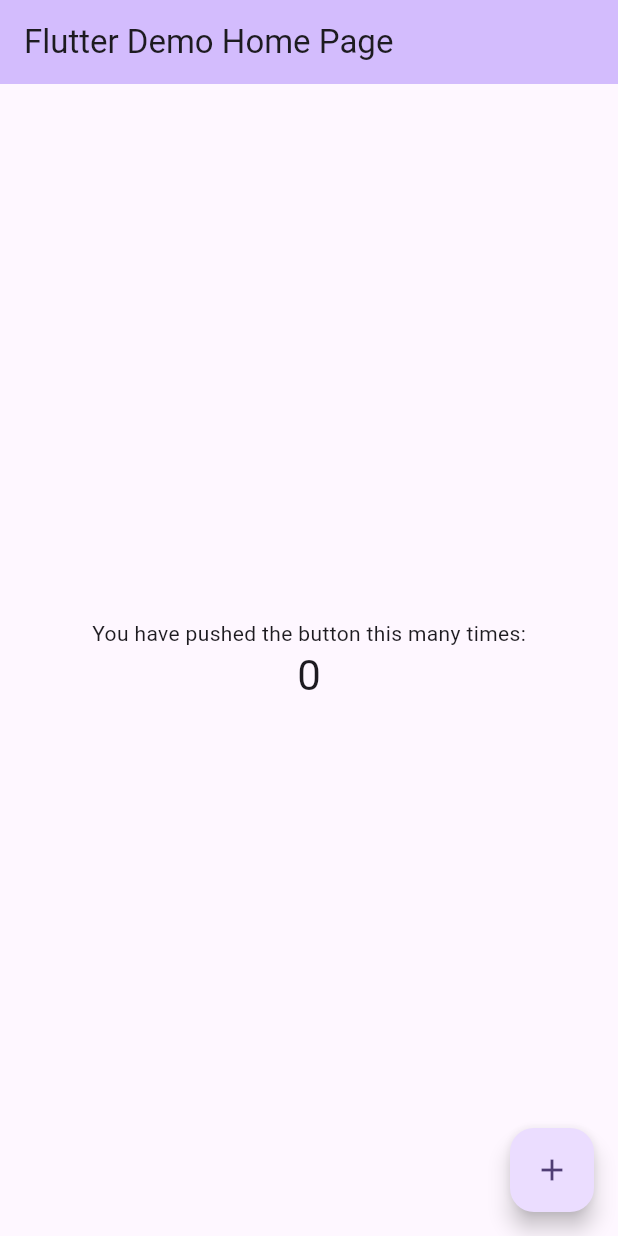
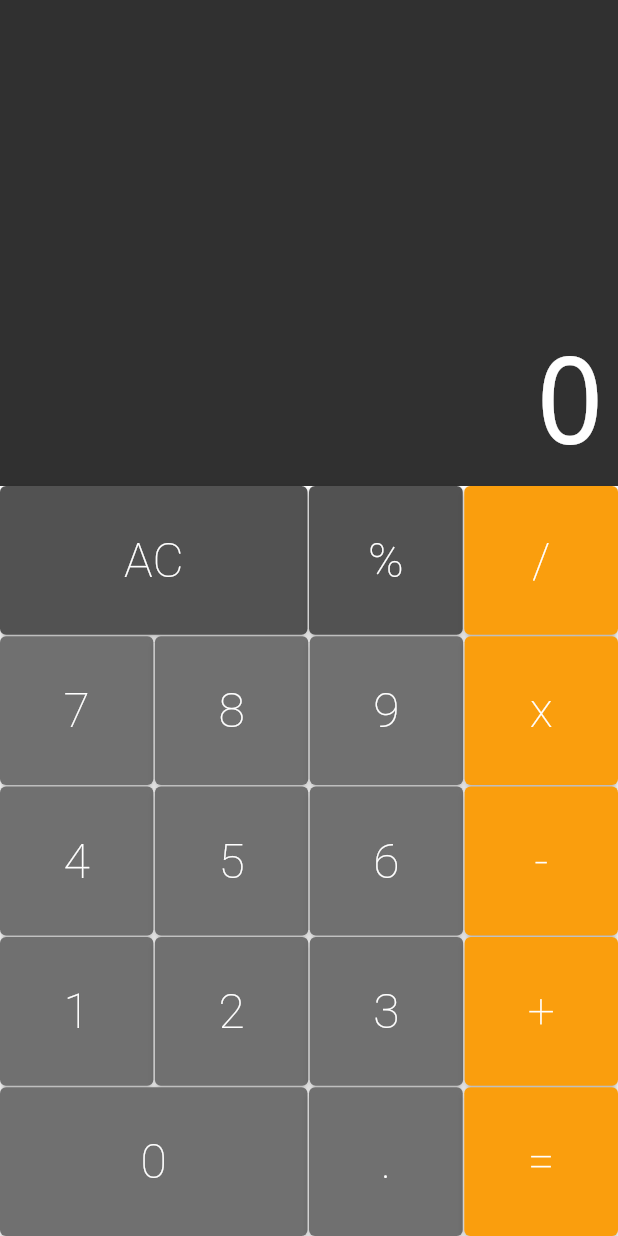
Before and after one commit to victorb132/calculator, a Flutter app: the screen it shows after launch, on a phone screen of 412 x 824 dp. Run offline on Flutter 3.47's test engine with Material 2 defaults, Android fonts, the phone set to English and light mode, and no system bars; drawn by our look-alikes of auto_size_text.

Commit message:
feat/calculator-finished

```diff
--- /dev/null
+++ b/lib/components/button.dart
@@ -0,0 +1,57 @@
+import 'package:flutter/material.dart';
+
+class Button extends StatelessWidget {
+  static const darkColor = Color.fromRGBO(82, 82, 82, 1);
+  static const defaultColor = Color.fromRGBO(112, 112, 112, 1);
+  static const operationColor = Color.fromRGBO(250, 158, 13, 1);
+
+  final String text;
+  final bool big;
+  final Color color;
+  final void Function(String) callback;
+
+  const Button({
+    super.key,
+    required this.text,
+    this.big = false,
+    this.color = defaultColor,
+    required this.callback,
+  });
+
+  const Button.big({
+    super.key,
+    required this.text,
+    this.big = true,
+    this.color = defaultColor,
+    required this.callback,
+  });
+
+  const Button.operation({
+    super.key,
+    required this.text,
+    this.big = false,
+    this.color = operationColor,
+    required this.callback,
+  });
+
+  @override
+  Widget build(BuildContext context) {
+    return Expanded(
+      flex: big ? 2 : 1,
+      child: ElevatedButton(
+        style: ElevatedButton.styleFrom(
+          backgroundColor: color,
+        ),
+        onPressed: () => callback(text),
+        child: Text(
+          text,
+          style: const TextStyle(
+            color: Colors.white,
+            fontSize: 32,
+            fontWeight: FontWeight.w200,
+          ),
+        ),
+      ),
+    );
+  }
+}
--- /dev/null
+++ b/lib/components/button_row.dart
@@ -0,0 +1,24 @@
+import 'package:calculator/components/button.dart';
+import 'package:flutter/material.dart';
+
+class ButtonRow extends StatelessWidget {
+  final List<Button> buttons;
+
+  const ButtonRow({super.key, required this.buttons});
+
+  @override
+  Widget build(BuildContext context) {
+    return Expanded(
+      flex: 1,
+      child: Row(
+        crossAxisAlignment: CrossAxisAlignment.stretch,
+        children: buttons.fold(<Widget>[], (previousValue, element) {
+          previousValue.isEmpty
+              ? previousValue.add(element)
+              : previousValue.addAll([const SizedBox(width: 1), element]);
+          return previousValue;
+        }),
+      ),
+    );
+  }
+}
--- /dev/null
+++ b/lib/components/display.dart
@@ -0,0 +1,43 @@
+import 'package:auto_size_text/auto_size_text.dart';
+import 'package:flutter/material.dart';
+
+class Display extends StatelessWidget {
+  final String text;
+
+  const Display({
+    super.key,
+    required this.text,
+  });
+
+  @override
+  Widget build(BuildContext context) {
+    return Expanded(
+      flex: 1,
+      child: Container(
+        color: const Color.fromRGBO(48, 48, 48, 1),
+        child: Column(
+          crossAxisAlignment: CrossAxisAlignment.stretch,
+          mainAxisAlignment: MainAxisAlignment.end,
+          children: [
+            Padding(
+              padding: const EdgeInsets.all(8.0),
+              child: AutoSizeText(
+                text,
+                minFontSize: 20,
+                maxFontSize: 80,
+                maxLines: 1,
+                textAlign: TextAlign.end,
+                style: const TextStyle(
+                  fontWeight: FontWeight.w100,
+                  decoration: TextDecoration.none,
+                  fontSize: 80,
+                  color: Colors.white,
+                ),
+              ),
+            ),
+          ],
+        ),
+      ),
+    );
+  }
+}
--- /dev/null
+++ b/lib/components/keyboard.dart
@@ -0,0 +1,55 @@
+import 'package:calculator/components/button.dart';
+import 'package:calculator/components/button_row.dart';
+import 'package:flutter/material.dart';
+
+class Keyboard extends StatelessWidget {
+  final void Function(String) callback;
+
+  const Keyboard({
+    super.key,
+    required this.callback,
+  });
+
+  @override
+  Widget build(BuildContext context) {
+    return Container(
+        height: 500,
+        child: Column(
+          children: [
+            ButtonRow(buttons: [
+              Button.big(
+                  text: 'AC', color: Button.darkColor, callback: callback),
+              Button(text: '%', color: Button.darkColor, callback: callback),
+              Button.operation(text: '/', callback: callback),
+            ]),
+            const SizedBox(height: 1),
+            ButtonRow(buttons: [
+              Button(text: '7', callback: callback),
+              Button(text: '8', callback: callback),
+              Button(text: '9', callback: callback),
+              Button.operation(text: 'x', callback: callback),
+            ]),
+            const SizedBox(height: 1),
+            ButtonRow(buttons: [
+              Button(text: '4', callback: callback),
+              Button(text: '5', callback: callback),
+              Button(text: '6', callback: callback),
+              Button.operation(text: '-', callback: callback),
+            ]),
+            const SizedBox(height: 1),
+            ButtonRow(buttons: [
+              Button(text: '1', callback: callback),
+              Button(text: '2', callback: callback),
+              Button(text: '3', callback: callback),
+              Button.operation(text: '+', callback: callback),
+            ]),
+            const SizedBox(height: 1),
+            ButtonRow(buttons: [
+              Button.big(text: '0', callback: callback),
+              Button(text: '.', callback: callback),
+              Button.operation(text: '=', callback: callback),
+            ]),
+          ],
+        ));
+  }
+}
--- a/lib/main.dart
+++ b/lib/main.dart
@@ -1,125 +1,6 @@
+import 'package:calculator/screens/calculator_app.dart';
 import 'package:flutter/material.dart';
 
 void main() {
-  runApp(const MyApp());
+  runApp(const CalculatorApp());
 }
-
-class MyApp extends StatelessWidget {
-  const MyApp({super.key});
-
-  // This widget is the root of your application.
-  @override
-  Widget build(BuildContext context) {
-    return MaterialApp(
-      title: 'Flutter Demo',
-      theme: ThemeData(
-        // This is the theme of your application.
-        //
-        // TRY THIS: Try running your application with "flutter run". You'll see
-        // the application has a blue toolbar. Then, without quitting the app,
-        // try changing the seedColor in the colorScheme below to Colors.green
-        // and then invoke "hot reload" (save your changes or press the "hot
-        // reload" button in a Flutter-supported IDE, or press "r" if you used
-        // the command line to start the app).
-        //
-        // Notice that the counter didn't reset back to zero; the application
-        // state is not lost during the reload. To reset the state, use hot
-        // restart instead.
-        //
-        // This works for code too, not just values: Most code changes can be
-        // tested with just a hot reload.
-        colorScheme: ColorScheme.fromSeed(seedColor: Colors.deepPurple),
-        useMaterial3: true,
-      ),
-      home: const MyHomePage(title: 'Flutter Demo Home Page'),
-    );
-  }
-}
-
-class MyHomePage extends StatefulWidget {
-  const MyHomePage({super.key, required this.title});
-
-  // This widget is the home page of your application. It is stateful, meaning
-  // that it has a State object (defined below) that contains fields that affect
-  // how it looks.
-
-  // This class is the configuration for the state. It holds the values (in this
-  // case the title) provided by the parent (in this case the App widget) and
-  // used by the build method of the State. Fields in a Widget subclass are
-  // always marked "final".
-
-  final String title;
-
-  @override
-  State<MyHomePage> createState() => _MyHomePageState();
-}
-
-class _MyHomePageState extends State<MyHomePage> {
-  int _counter = 0;
-
-  void _incrementCounter() {
-    setState(() {
-      // This call to setState tells the Flutter framework that something has
-      // changed in this State, which causes it to rerun the build method below
-      // so that the display can reflect the updated values. If we changed
-      // _counter without calling setState(), then the build method would not be
-      // called again, and so nothing would appear to happen.
-      _counter++;
-    });
-  }
-
-  @override
-  Widget build(BuildContext context) {
-    // This method is rerun every time setState is called, for instance as done
-    // by the _incrementCounter method above.
-    //
-    // The Flutter framework has been optimized to make rerunning build methods
-    // fast, so that you can just rebuild anything that needs updating rather
-    // than having to individually change instances of widgets.
-    return Scaffold(
-      appBar: AppBar(
-        // TRY THIS: Try changing the color here to a specific color (to
-        // Colors.amber, perhaps?) and trigger a hot reload to see the AppBar
-        // change color while the other colors stay the same.
-        backgroundColor: Theme.of(context).colorScheme.inversePrimary,
-        // Here we take the value from the MyHomePage object that was created by
-        // the App.build method, and use it to set our appbar title.
-        title: Text(widget.title),
-      ),
-      body: Center(
-        // Center is a layout widget. It takes a single child and positions it
-        // in the middle of the parent.
-        child: Column(
-          // Column is also a layout widget. It takes a list of children and
-          // arranges them vertically. By default, it sizes itself to fit its
-          // children horizontally, and tries to be as tall as its parent.
-          //
-          // Column has various properties to control how it sizes itself and
-          // how it positions its children. Here we use mainAxisAlignment to
-          // center the children vertically; the main axis here is the vertical
-          // axis because Columns are vertical (the cross axis would be
-          // horizontal).
-          //
-          // TRY THIS: Invoke "debug painting" (choose the "Toggle Debug Paint"
-          // action in the IDE, or press "p" in the console), to see the
-          // wireframe for each widget.
-          mainAxisAlignment: MainAxisAlignment.center,
-          children: <Widget>[
-            const Text(
-              'You have pushed the button this many times:',
-            ),
-            Text(
-              '$_counter',
-              style: Theme.of(context).textTheme.headlineMedium,
-            ),
-          ],
-        ),
-      ),
-      floatingActionButton: FloatingActionButton(
-        onPressed: _incrementCounter,
-        tooltip: 'Increment',
-        child: const Icon(Icons.add),
-      ), // This trailing comma makes auto-formatting nicer for build methods.
-    );
-  }
-}
--- /dev/null
+++ b/lib/screens/calculator_app.dart
@@ -0,0 +1,42 @@
+import 'package:calculator/components/display.dart';
+import 'package:calculator/components/keyboard.dart';
+import 'package:calculator/models/memory.dart';
+import 'package:flutter/material.dart';
+import 'package:flutter/services.dart';
+
+class CalculatorApp extends StatefulWidget {
+  const CalculatorApp({super.key});
+
+  @override
+  State<CalculatorApp> createState() => _CalculatorAppState();
+}
+
+class _CalculatorAppState extends State<CalculatorApp> {
+  final Memory memory = Memory();
+
+  _onPressed(String command) {
+    setState(() {
+      memory.applyCommand(command);
+    });
+  }
+
+  @override
+  Widget build(BuildContext context) {
+    SystemChrome.setPreferredOrientations([
+      DeviceOrientation.portraitUp,
+    ]);
+
+    return MaterialApp(
+      debugShowCheckedModeBanner: false,
+      theme: ThemeData(
+        useMaterial3: false,
+      ),
+      home: Column(
+        children: [
+          Display(text: memory.value),
+          Keyboard(callback: _onPressed),
+        ],
+      ),
+    );
+  }
+}
--- a/pubspec.yaml
+++ b/pubspec.yaml
@@ -30,6 +30,7 @@ environment:
 dependencies:
   flutter:
     sdk: flutter
+  auto_size_text: ^3.0.0
 
 
   # The following adds the Cupertino Icons font to your application.
```
Also changed, not shown: lib/models/memory.dart (added, +100 -0 lines), pubspec.lock, 1 other file.
